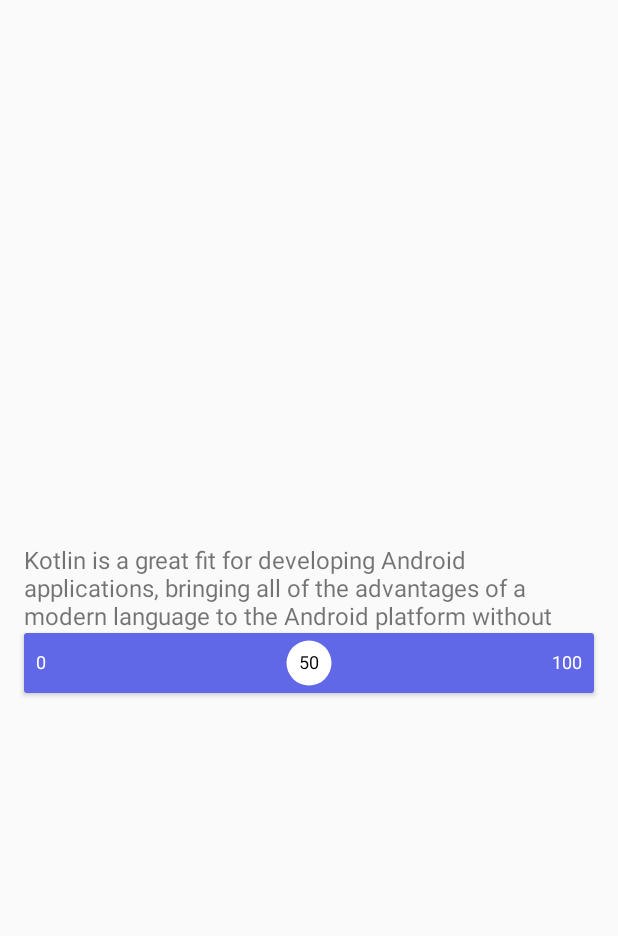
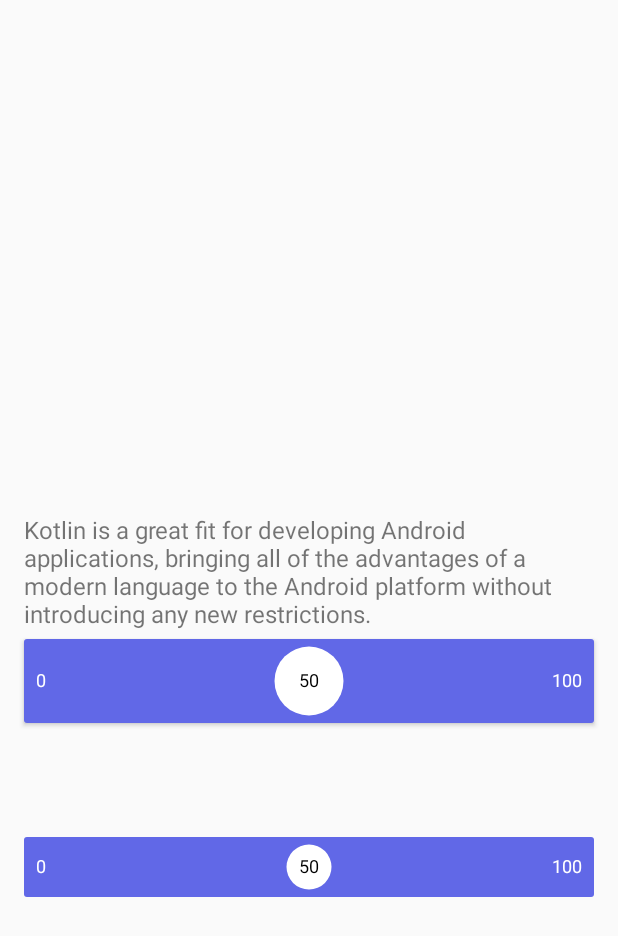
Before and after one commit to conorfoooley/fluid-slider-android, an Android app: the screen it shows after launch (MainActivity), on a phone screen of 412 x 824 dp. Shown: the top 936 px of the screen. Run offline under Robolectric (Android 15) with nearby library versions, the phone set to English and light mode, and no system bars.

```diff
--- a/fluid-slider-simple-example/src/main/res/layout/activity_main.xml
+++ b/fluid-slider-simple-example/src/main/res/layout/activity_main.xml
@@ -17,9 +17,7 @@
         app:layout_constraintBottom_toBottomOf="parent"
         app:layout_constraintEnd_toEndOf="parent"
         app:layout_constraintStart_toStartOf="parent"
-        app:layout_constraintTop_toTopOf="parent"
-        app:size="small"
-        app:duration="@android:integer/config_mediumAnimTime"/>
+        app:layout_constraintTop_toTopOf="parent"/>
 
     <TextView
         android:id="@+id/textView"
@@ -35,4 +33,13 @@
         app:layout_constraintTop_toTopOf="@+id/fluidSlider"
         app:layout_constraintVertical_bias="0.0" />
 
+    <com.ramotion.fluidslider.FluidSlider
+        android:layout_width="0dp"
+        android:layout_height="wrap_content"
+        android:layout_marginTop="16dp"
+        app:layout_constraintEnd_toEndOf="@+id/fluidSlider"
+        app:layout_constraintStart_toStartOf="@+id/fluidSlider"
+        app:layout_constraintTop_toBottomOf="@+id/fluidSlider"
+        app:size="small" />
+
 </android.support.constraint.ConstraintLayout>
--- a/fluid-slider/src/main/kotlin/com/ramotion/fluidslider/FluidSlider.kt
+++ b/fluid-slider/src/main/kotlin/com/ramotion/fluidslider/FluidSlider.kt
@@ -28,15 +28,16 @@ class FluidSlider : View {
         val SLIDER_HEIGHT = 1 + BAR_VERTICAL_OFFSET
 
         val TOP_CIRCLE_DIAMETER = 1
-        val BOTTOM_CIRCLE_DIAMETER = 3.5f
+        val BOTTOM_CIRCLE_DIAMETER = 25.0f
         val TOUCH_CIRCLE_DIAMETER = 1
         val LABEL_CIRCLE_DIAMETER = 10
 
         val ANIMATION_DURATION = 400
         val TOP_SPREAD_FACTOR = 0.4
-        val BOTTOM_SPREAD_FACTOR = 0.25
+        val BOTTOM_START_SPREAD_FACTOR = 0.25
+        val BOTTOM_END_SPREAD_FACTOR = 0.1
         val METABALL_HANDLER_FACTOR = 2.4
-        val METABALL_MAX_DISTANCE = 3.0
+        val METABALL_MAX_DISTANCE = 15.0
         val METABALL_RISE_DISTANCE = 1.1f
 
         val TEXT_SIZE = 12
@@ -358,9 +359,7 @@ class FluidSlider : View {
         val x = barInnerOffset + touchRectDiameter / 2 + maxMovement * position
         offsetRectToPosition(x, rectTouch, rectTopCircle, rectBottomCircle, rectLabel)
 
-        drawMetaball(canvas, paintBar,
-                pathMetaball, rectBottomCircle, rectTopCircle,
-                barInnerOffset, rectBar.right - barInnerOffset, rectBar.top)
+        drawMetaball(canvas, paintBar, pathMetaball, rectBottomCircle, rectTopCircle, rectBar.top)
 
         // Draw label and text
         canvas.drawOval(rectLabel, paintLabel)
@@ -432,11 +431,12 @@ class FluidSlider : View {
 
     private fun drawMetaball(canvas: Canvas, paint: Paint,
                              path: Path, circle1: RectF, circle2: RectF,
-                             leftBorder: Float, rightBorder: Float, topBorder: Float,
+                             topBorder: Float,
                              riseDistance: Float = metaballRiseDistance,
                              maxDistance: Double = metaballMaxDistance,
                              topSpreadFactor: Double = TOP_SPREAD_FACTOR,
-                             bottomSpreadFactor: Double = BOTTOM_SPREAD_FACTOR,
+                             bottomStartSpreadFactor: Double = BOTTOM_START_SPREAD_FACTOR,
+                             botomEndSpreadFactor: Double = BOTTOM_END_SPREAD_FACTOR,
                              handleRate: Double = METABALL_HANDLER_FACTOR)
     {
         val radius1 = circle1.width() / 2.0
@@ -453,6 +453,8 @@ class FluidSlider : View {
             return
         }
 
+        val riseRatio = Math.min(1f, Math.max(0f,topBorder - circle2.top) /riseDistance)
+
         val u1: Double
         val u2: Double
         if (d < radius1 + radius2) { // case circles are overlapping
@@ -467,6 +469,9 @@ class FluidSlider : View {
 
         val centerXMin = (circle2.centerX() - circle1.centerX()).toDouble()
         val centerYMin = (circle2.centerY() - circle1.centerY()).toDouble()
+
+        val bottomSpreadDiff = bottomStartSpreadFactor - botomEndSpreadFactor
+        val bottomSpreadFactor = bottomStartSpreadFactor - bottomSpreadDiff * riseRatio
 
         val angle1 = Math.atan2(centerYMin, centerXMin)
         val angle2 = Math.acos((radius1 - radius2) / d)
@@ -496,20 +501,21 @@ class FluidSlider : View {
         val sp4 = getVector(angle1b + pi2, r1).toList().map { it.toFloat() }
 
         // move bottom point to bar top border
-        val yOffsetRatio = Math.min(1f, Math.max(0f,topBorder - circle2.top) /riseDistance)
-        val yOffset = (Math.abs(topBorder - p1a[1]) * yOffsetRatio).toFloat() - 1
+        val yOffset = (Math.abs(topBorder - p1a[1]) * riseRatio).toFloat() - 1
 
-        val fp1a = p1a.map { it.toFloat() }.let { l -> listOf(Math.min(rightBorder, l[0]), l[1] - yOffset) }
-        val fp1b = p1b.map { it.toFloat() }.let { l -> listOf(Math.max(leftBorder, l[0]), l[1] - yOffset) }
+        val fp1a = p1a.map { it.toFloat() }.let { l -> listOf(l[0], l[1] - yOffset) }
+        val fp1b = p1b.map { it.toFloat() }.let { l -> listOf(l[0], l[1] - yOffset) }
         val fp2a = p2a.map { it.toFloat() }
         val fp2b = p2b.map { it.toFloat() }
 
         path.reset()
-        path.moveTo(fp1a[0], fp1a[1])
+        path.moveTo(fp1a[0], fp1a[1] + barCornerRadius)
+        path.lineTo(fp1a[0], fp1a[1])
         path.cubicTo(fp1a[0] + sp1[0], fp1a[1] + sp1[1], fp2a[0] + sp2[0], fp2a[1] + sp2[1], fp2a[0], fp2a[1])
+        path.lineTo(circle2.centerX(), circle2.centerY())
         path.lineTo(fp2b[0], fp2b[1])
         path.cubicTo(fp2b[0] + sp3[0], fp2b[1] + sp3[1], fp1b[0] + sp4[0], fp1b[1] + sp4[1], fp1b[0], fp1b[1])
-        path.lineTo(fp1a[0], fp1a[1])
+        path.lineTo(fp1b[0], fp1b[1] + barCornerRadius)
         path.close()
 
         canvas.drawPath(path, paint)
```
